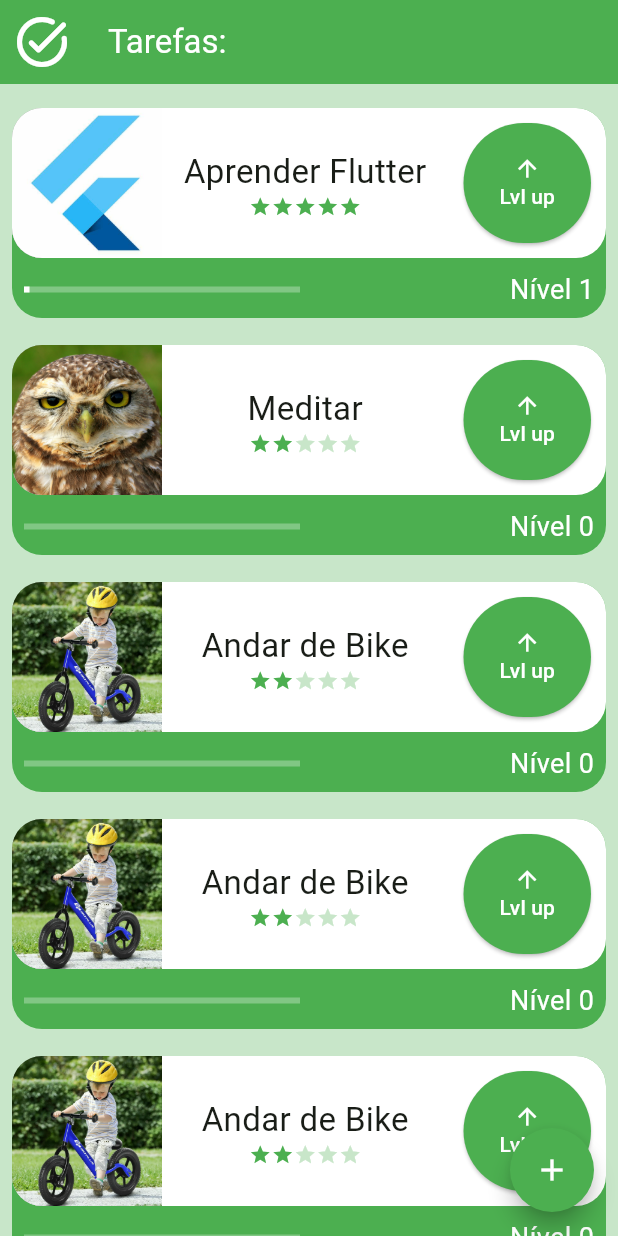
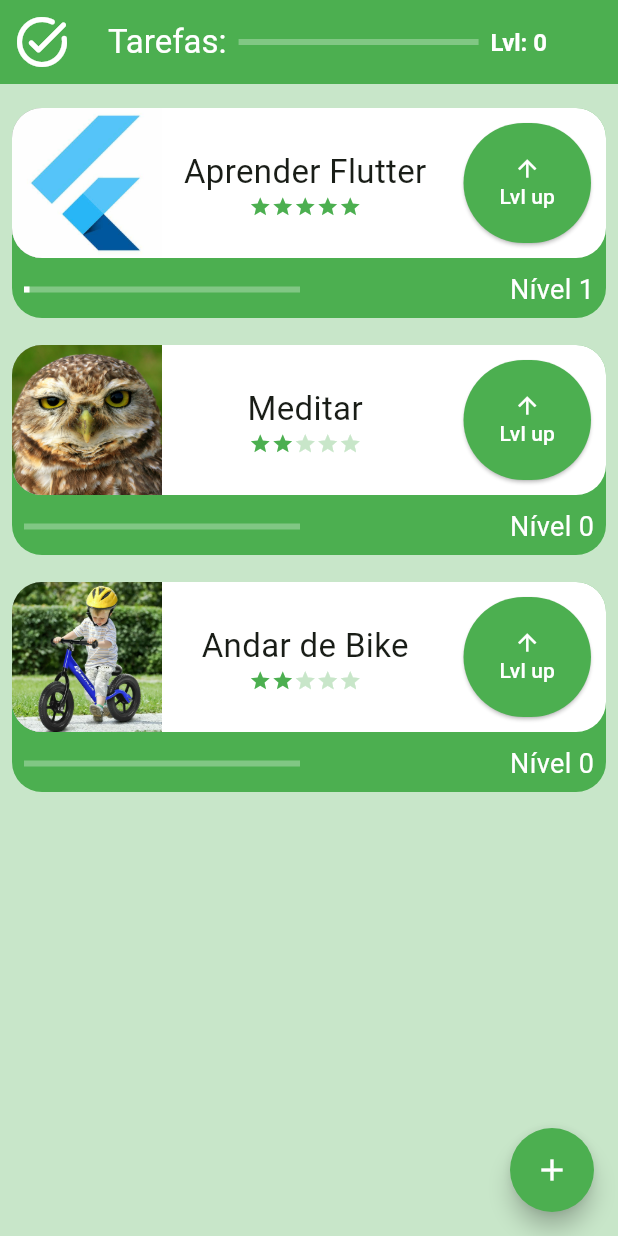
Before and after one commit to LobsLAF/TaskManager, a Flutter app: the screen it shows after launch, after a tap on "Lvl up", on a phone screen of 412 x 824 dp. Run offline on Flutter 3.47's test engine with Material 3 defaults, Android fonts, the phone set to English and light mode, and no system bars; network calls fail.

```diff
--- a/lib/components/task.dart
+++ b/lib/components/task.dart
@@ -1,5 +1,7 @@
 import 'package:flutter/material.dart';
+import 'package:provider/provider.dart';
 import 'package:todo_list/components/difficulty.dart';
+import 'package:todo_list/data/player_level.dart';
 
 // ignore: must_be_immutable
 class Task extends StatefulWidget {
@@ -122,6 +124,8 @@ class _TaskState extends State<Task> {
                                   widget.taskColor = Colors.yellow[700]!;
                                 }
                               }
+
+                                Provider.of<PlayerLevel>(context, listen: false).incrementLevel(widget.dificuldade/10);
                             });
                             // print(nivel);
                           },
--- /dev/null
+++ b/lib/data/player_level.dart
@@ -0,0 +1,13 @@
+import 'package:flutter/material.dart';
+
+class PlayerLevel with ChangeNotifier {
+
+  double _level = 0;
+
+  double get level => _level;
+
+  void incrementLevel(double value) {
+    _level += value;
+    print(_level);
+  }
+}
--- a/lib/data/task_list.dart
+++ b/lib/data/task_list.dart
@@ -6,9 +6,6 @@ class TaskList with ChangeNotifier {
   final List<Task> _taskList = [
     Task(5, 'Aprender Flutter', 'assets/images/flutter.jpg'),
     Task(2, 'Meditar', 'assets/images/cuja.jpg'),
-    Task(2, 'Andar de Bike', 'assets/images/bike.webp'),
-    Task(2, 'Andar de Bike', 'assets/images/bike.webp'),
-    Task(2, 'Andar de Bike', 'assets/images/bike.webp'),
     Task(2, 'Andar de Bike', 'assets/images/bike.webp'),
   ];
 
--- a/lib/main.dart
+++ b/lib/main.dart
@@ -1,5 +1,6 @@
 import 'package:flutter/material.dart';
 import 'package:provider/provider.dart';
+import 'package:todo_list/data/player_level.dart';
 import 'package:todo_list/data/task_list.dart';
 import 'package:todo_list/screens/tela.dart';
 
@@ -7,7 +8,8 @@ void main() {
   runApp(
     ChangeNotifierProvider(
       create: (context) => TaskList(),
-      child: MyApp(),
+      child: ChangeNotifierProvider(
+          create: (context) => PlayerLevel(), child: const MyApp()),
     ),
   );
 }
--- a/lib/screens/tela.dart
+++ b/lib/screens/tela.dart
@@ -1,8 +1,10 @@
 import 'package:flutter/material.dart';
 import 'package:provider/provider.dart';
+import 'package:todo_list/data/player_level.dart';
 import 'package:todo_list/data/task_list.dart';
 import 'package:todo_list/screens/new_task_form.dart';
 
+// ignore: must_be_immutable
 class Tela extends StatefulWidget {
   const Tela({super.key});
 
@@ -13,26 +15,46 @@ class Tela extends StatefulWidget {
 class _TelaState extends State<Tela> {
   @override
   Widget build(BuildContext context) {
-    setState(() {});
     return Scaffold(
+      backgroundColor: Colors.green[100],
       appBar: AppBar(
         leading: const Icon(
           Icons.task_alt_rounded,
           color: Colors.white,
           size: 40,
         ),
-        title: const Text(
-          'Tarefas:',
-          style: TextStyle(color: Colors.white),
+        title: Row(
+          children: [
+            const Text(
+              'Tarefas:',
+              style: TextStyle(color: Colors.white),
+            ),
+            Padding(
+              padding: const EdgeInsets.all(8.0),
+              child: SizedBox(
+                width: 160,
+                child: LinearProgressIndicator(
+                  backgroundColor: Colors.green[300],
+                  color: Colors.white,
+                  value: Provider.of<PlayerLevel>(context).level/100,
+                ),
+              ),
+            ),
+            Text(
+              'Lvl: ${Provider.of<PlayerLevel>(context).level.round()}',
+              style: TextStyle(
+                fontSize: 16,
+                fontWeight: FontWeight.bold,
+                color: Colors.white,
+              ),
+            )
+          ],
         ),
       ),
-      body: Container(
-        color: Colors.green[100],
-        child: SingleChildScrollView(
-          padding: const EdgeInsets.only(bottom: 70, top: 8),
-          child: Column(
-            children: Provider.of<TaskList>(context).taskList,
-          ),
+      body: SingleChildScrollView(
+        padding: const EdgeInsets.only(bottom: 70, top: 8),
+        child: Column(
+          children: Provider.of<TaskList>(context).taskList,
         ),
       ),
       floatingActionButton: FloatingActionButton(
```
